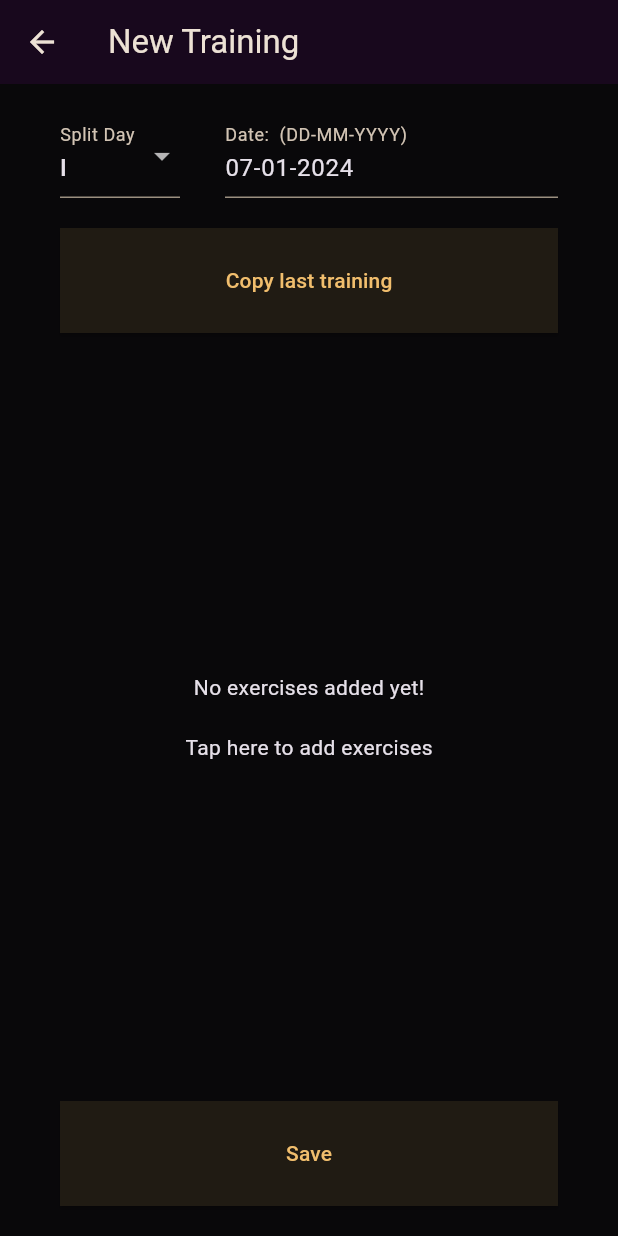
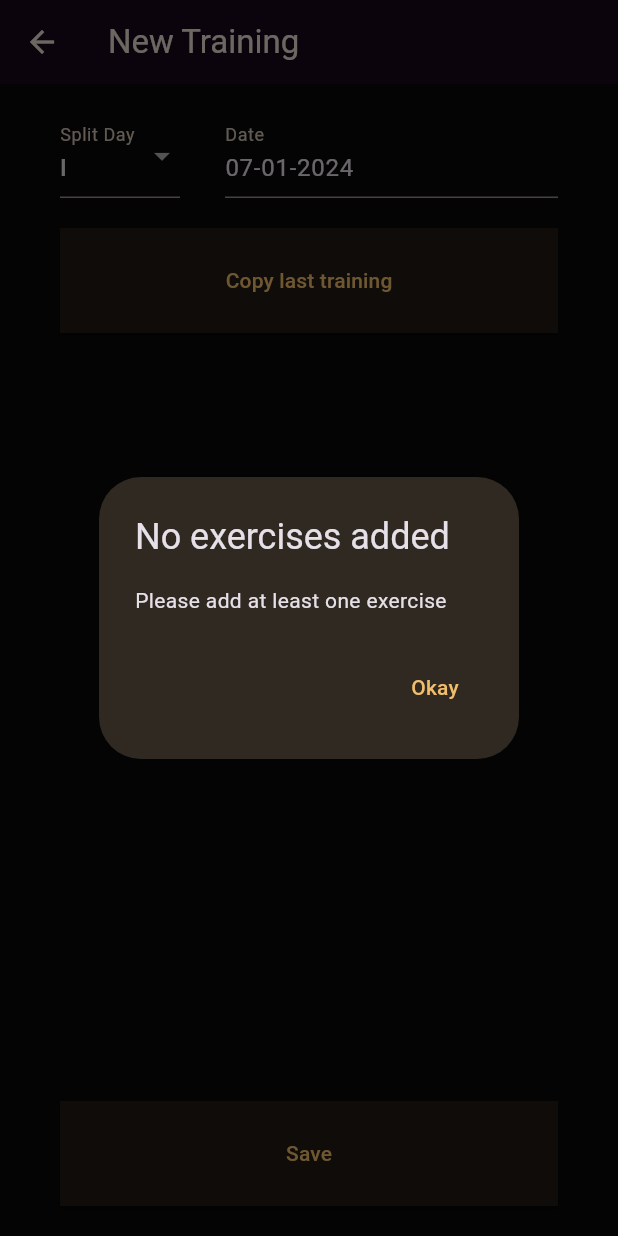
Before and after one commit to IgnacyBerent/Flutter-Workout_App, a Flutter app: the NewTrainingScreen screen opened directly, after a tap on "Save", on a phone screen of 412 x 824 dp. Run offline on Flutter 3.47's test engine with Material 3 defaults, Android fonts, the phone set to English and light mode, and no system bars; our stand-ins replace cloud_firestore, firebase_auth, firebase_core, flutter_riverpod, flutter_typeahead; accounts and stored records are empty; generated files the repository leaves out were written again.

```diff
--- a/lib/firestore/firestore.dart
+++ b/lib/firestore/firestore.dart
@@ -1,4 +1,5 @@
 import 'package:cloud_firestore/cloud_firestore.dart';
+import 'package:workout_app/models/training.dart';
 
 class FireStoreClass {
   final FirebaseFirestore _myFireStore = FirebaseFirestore.instance;
@@ -17,7 +18,7 @@ class FireStoreClass {
 
   Future<void> addTraining({
     required String uid,
-    required Map<String, dynamic> training,
+    required String training,
   }) async {
     await _myFireStore.collection('users').doc(uid).update({
       'trainings': FieldValue.arrayUnion(
--- a/lib/models/exercise_base.dart
+++ b/lib/models/exercise_base.dart
@@ -1,4 +1,11 @@
+// ignore_for_file: public_member_api_docs, sort_constructors_first
+import 'dart:convert';
+
 class Exercise {
+  final String name;
+  final double weight;
+  final int reps;
+  final int bonusReps;
   Exercise({
     required this.name,
     required this.weight,
@@ -6,10 +13,28 @@ class Exercise {
     required this.bonusReps,
   });
 
-  final String name;
-  final double weight;
-  final int reps;
-  final int bonusReps;
+  Map<String, dynamic> toMap() {
+    return <String, dynamic>{
+      'name': name,
+      'weight': weight,
+      'reps': reps,
+      'bonusReps': bonusReps,
+    };
+  }
+
+  factory Exercise.fromMap(Map<String, dynamic> map) {
+    return Exercise(
+      name: map['name'] as String,
+      weight: map['weight'] as double,
+      reps: map['reps'] as int,
+      bonusReps: map['bonusReps'] as int,
+    );
+  }
+
+  String toJson() => json.encode(toMap());
+
+  factory Exercise.fromJson(String source) =>
+      Exercise.fromMap(json.decode(source) as Map<String, dynamic>);
 }
 
 enum ExerciseName {
--- a/lib/models/training.dart
+++ b/lib/models/training.dart
@@ -1,3 +1,6 @@
+// ignore_for_file: public_member_api_docs, sort_constructors_first
+import 'dart:convert';
+
 import 'package:workout_app/models/exercise_base.dart';
 
 enum Split {
@@ -11,13 +14,38 @@ enum Split {
 }
 
 class Training {
+  final String date;
+  final String split;
+  final List<Exercise> exercises;
+
   Training({
     required this.date,
     required this.split,
     required this.exercises,
   });
 
-  final String date;
-  final Split split;
-  final List<Exercise> exercises;
+  Map<String, dynamic> toMap() {
+    return <String, dynamic>{
+      'date': date,
+      'split': split.toString(),
+      'exercises': exercises.map((x) => x.toMap()).toList(),
+    };
+  }
+
+  factory Training.fromMap(Map<String, dynamic> map) {
+    return Training(
+      date: map['date'] as String,
+      split: map['split'] as String,
+      exercises: List<Exercise>.from(
+        (map['exercises'] as List<int>).map<Exercise>(
+          (x) => Exercise.fromMap(x as Map<String, dynamic>),
+        ),
+      ),
+    );
+  }
+
+  String toJson() => json.encode(toMap());
+
+  factory Training.fromJson(String source) =>
+      Training.fromMap(json.decode(source) as Map<String, dynamic>);
 }
--- a/lib/screens/new_training.dart
+++ b/lib/screens/new_training.dart
@@ -1,10 +1,14 @@
+import 'package:workout_app/firestore/auth.dart';
+import 'package:firebase_auth/firebase_auth.dart';
 import 'package:flutter/material.dart';
+import 'package:workout_app/models/exercise_base.dart';
 import 'package:workout_app/models/training.dart';
 import 'package:intl/intl.dart';
 import 'package:workout_app/screens/exercises.dart';
 import 'package:workout_app/widgets/exercise_card_outer.dart';
 import 'package:flutter_riverpod/flutter_riverpod.dart';
 import 'package:workout_app/providers/new_exercises_provider.dart';
+import 'package:workout_app/firestore/firestore.dart';
 
 class NewTrainingScreen extends ConsumerStatefulWidget {
   const NewTrainingScreen({super.key});
@@ -14,12 +18,69 @@ class NewTrainingScreen extends ConsumerStatefulWidget {
 }
 
 class _NewTrainingScreenState extends ConsumerState<NewTrainingScreen> {
-  var _selectedSplit = Split.I;
+  final FirebaseAuth _auth = FirebaseAuth.instance;
+  final FireStoreClass _db = FireStoreClass();
+  var _selectedSplit = 'I';
   final _formKey = GlobalKey<FormState>();
+  bool _isLoading = false;
+  String _selectedDate = DateFormat('dd-MM-yyyy').format(DateTime.now());
+  final User? user = Auth().currentUser;
+
+  void _presentDatePicker() async {
+    final now = DateTime.now();
+    final firstDate = DateTime(now.year - 1, now.month, now.day);
+    final pickedDate = await showDatePicker(
+        context: context,
+        initialDate: now,
+        firstDate: firstDate,
+        lastDate: now);
+    setState(() {
+      _selectedDate = DateFormat('dd-MM-YYYY').format(pickedDate!);
+    });
+  }
+
+  Future<void> _saveTraining() async {
+    // check if there is at least one exercise added
+    if (ref.read(exerciseProvider).isEmpty) {
+      //show dialog
+      showDialog(
+        context: context,
+        builder: (ctx) => AlertDialog(
+          title: const Text('No exercises added'),
+          content: const Text('Please add at least one exercise'),
+          actions: <Widget>[
+            TextButton(
+              child: const Text('Okay'),
+              onPressed: () {
+                Navigator.of(ctx).pop();
+              },
+            ),
+          ],
+        ),
+      );
+      return;
+    }
+    setState(() {
+      _isLoading = true;
+    });
+    await _db.addTraining(
+      uid: user!.uid,
+      training: Training(
+        date: _selectedDate,
+        split: _selectedSplit,
+        exercises: ref.read(exerciseProvider),
+      ).toJson(),
+    );
+    if (!context.mounted) {
+      return;
+    }
+
+    Navigator.of(context).pop();
+  }
 
   @override
   Widget build(BuildContext context) {
-    final _addedExercises = ref.watch(exerciseProvider);
+    final List<Exercise> _addedExercises = ref.watch(exerciseProvider);
 
     Widget content = const Center(
       child: Column(
@@ -60,7 +121,7 @@ class _NewTrainingScreenState extends ConsumerState<NewTrainingScreen> {
                         value: _selectedSplit,
                         items: Split.values
                             .map((split) => DropdownMenuItem(
-                                  value: split,
+                                  value: split.toString().split('.')[1],
                                   child: Text(split.toString().split('.')[1]),
                                 ))
                             .toList(),
@@ -69,7 +130,7 @@ class _NewTrainingScreenState extends ConsumerState<NewTrainingScreen> {
                         ),
                         onChanged: (value) {
                           setState(() {
-                            _selectedSplit = value as Split;
+                            _selectedSplit = value as String;
                           });
                         },
                       ),
@@ -77,11 +138,13 @@ class _NewTrainingScreenState extends ConsumerState<NewTrainingScreen> {
                     const SizedBox(width: 30),
                     Expanded(
                       child: TextFormField(
-                        keyboardType: TextInputType.datetime,
-                        initialValue:
-                            DateFormat('dd-MM-yyyy').format(DateTime.now()),
+                        readOnly: true,
+                        controller: TextEditingController()
+                          ..text =
+                              _selectedDate, // show the selected date in the text field
+                        onTap: _presentDatePicker,
                         decoration: const InputDecoration(
-                          labelText: 'Date:  (DD-MM-YYYY)',
+                          labelText: 'Date',
                         ),
                       ),
                     ),
@@ -130,8 +193,10 @@ class _NewTrainingScreenState extends ConsumerState<NewTrainingScreen> {
                         ),
                       ),
                     ),
-                    onPressed: () {},
-                    child: const Text('Save'),
+                    onPressed: _isLoading ? null : _saveTraining,
+                    child: _isLoading
+                        ? const CircularProgressIndicator()
+                        : const Text('Save'),
                   ),
                 ),
               ],
```
